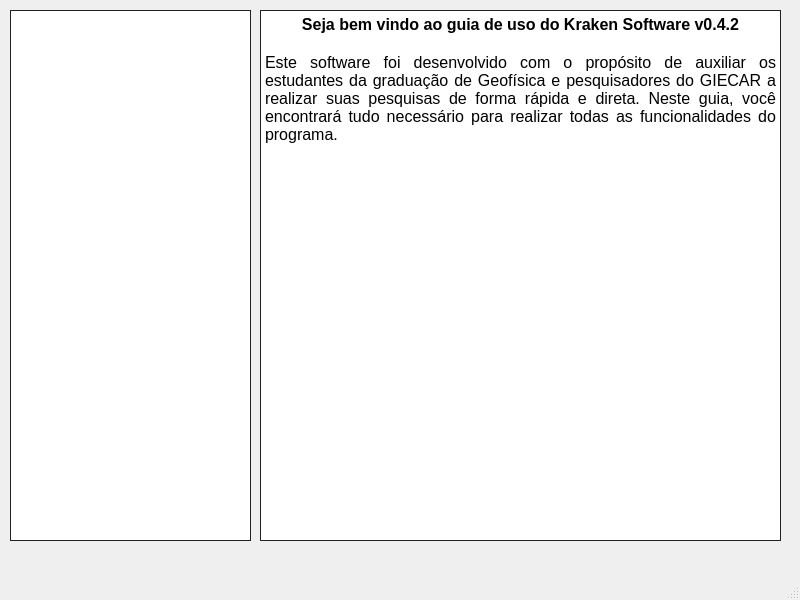
The window that src/interface/help.ui (albano-a/GradPress) describes before a commit, drawn with Qt 5.
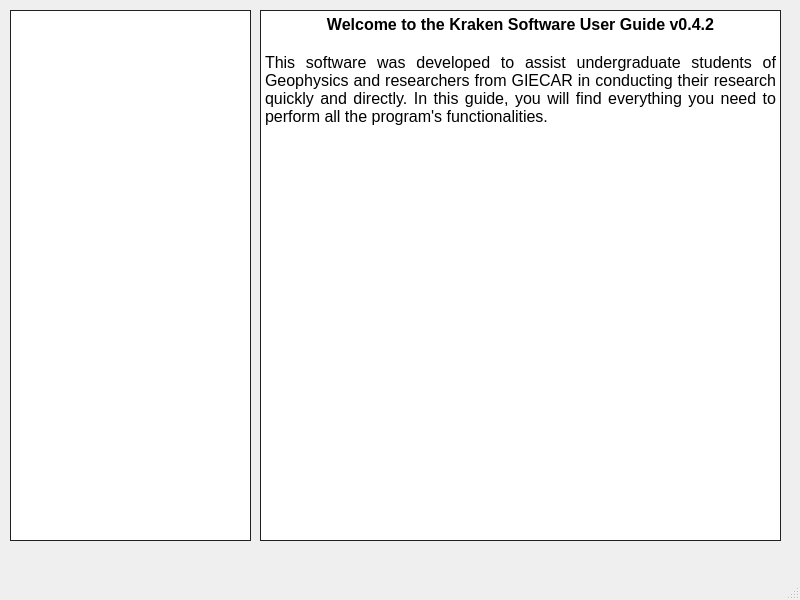
The same window after the commit. Icons and pictures are not drawn.

```diff
--- a/src/interface/help.ui
+++ b/src/interface/help.ui
@@ -53,14 +53,25 @@
        <height>531</height>
       </rect>
      </property>
+     <property name="font">
+      <font>
+       <family>Arial</family>
+       <pointsize>12</pointsize>
+       <weight>50</weight>
+       <bold>false</bold>
+      </font>
+     </property>
+     <property name="readOnly">
+      <bool>true</bool>
+     </property>
      <property name="html">
       <string>&lt;!DOCTYPE HTML PUBLIC &quot;-//W3C//DTD HTML 4.0//EN&quot; &quot;http://www.w3.org/TR/REC-html40/strict.dtd&quot;&gt;
 &lt;html&gt;&lt;head&gt;&lt;meta name=&quot;qrichtext&quot; content=&quot;1&quot; /&gt;&lt;style type=&quot;text/css&quot;&gt;
 p, li { white-space: pre-wrap; }
-&lt;/style&gt;&lt;/head&gt;&lt;body style=&quot; font-family:'MS Shell Dlg 2'; font-size:8.25pt; font-weight:400; font-style:normal;&quot;&gt;
-&lt;p align=&quot;center&quot; style=&quot; margin-top:0px; margin-bottom:0px; margin-left:0px; margin-right:0px; -qt-block-indent:0; text-indent:0px;&quot;&gt;&lt;span style=&quot; font-size:12pt; font-weight:600;&quot;&gt;Seja bem vindo ao guia de uso do Kraken Software v0.4.2&lt;/span&gt;&lt;/p&gt;
-&lt;p align=&quot;center&quot; style=&quot;-qt-paragraph-type:empty; margin-top:0px; margin-bottom:0px; margin-left:0px; margin-right:0px; -qt-block-indent:0; text-indent:0px; font-size:12pt; font-weight:600;&quot;&gt;&lt;br /&gt;&lt;/p&gt;
-&lt;p align=&quot;justify&quot; style=&quot; margin-top:0px; margin-bottom:0px; margin-left:0px; margin-right:0px; -qt-block-indent:0; text-indent:0px;&quot;&gt;&lt;span style=&quot; font-size:12pt;&quot;&gt;Este software foi desenvolvido com o propósito de auxiliar os estudantes da graduação de Geofísica e pesquisadores do GIECAR a realizar suas pesquisas de forma rápida e direta. Neste guia, você encontrará tudo necessário para realizar todas as funcionalidades do programa.&lt;/span&gt;&lt;/p&gt;&lt;/body&gt;&lt;/html&gt;</string>
+&lt;/style&gt;&lt;/head&gt;&lt;body style=&quot; font-family:'Arial'; font-size:12pt; font-weight:400; font-style:normal;&quot;&gt;
+&lt;p align=&quot;center&quot; style=&quot; margin-top:0px; margin-bottom:0px; margin-left:0px; margin-right:0px; -qt-block-indent:0; text-indent:0px;&quot;&gt;&lt;span style=&quot; font-family:'MS Shell Dlg 2'; font-weight:600;&quot;&gt;Welcome to the Kraken Software User Guide v0.4.2&lt;/span&gt;&lt;/p&gt;
+&lt;p align=&quot;center&quot; style=&quot;-qt-paragraph-type:empty; margin-top:0px; margin-bottom:0px; margin-left:0px; margin-right:0px; -qt-block-indent:0; text-indent:0px; font-family:'MS Shell Dlg 2'; font-weight:600;&quot;&gt;&lt;br /&gt;&lt;/p&gt;
+&lt;p align=&quot;justify&quot; style=&quot; margin-top:0px; margin-bottom:0px; margin-left:0px; margin-right:0px; -qt-block-indent:0; text-indent:0px;&quot;&gt;&lt;span style=&quot; font-family:'MS Shell Dlg 2';&quot;&gt;This software was developed to assist undergraduate students of Geophysics and researchers from GIECAR in conducting their research quickly and directly. In this guide, you will find everything you need to perform all the program's functionalities.&lt;/span&gt;&lt;/p&gt;&lt;/body&gt;&lt;/html&gt;</string>
      </property>
     </widget>
    </widget>
```
